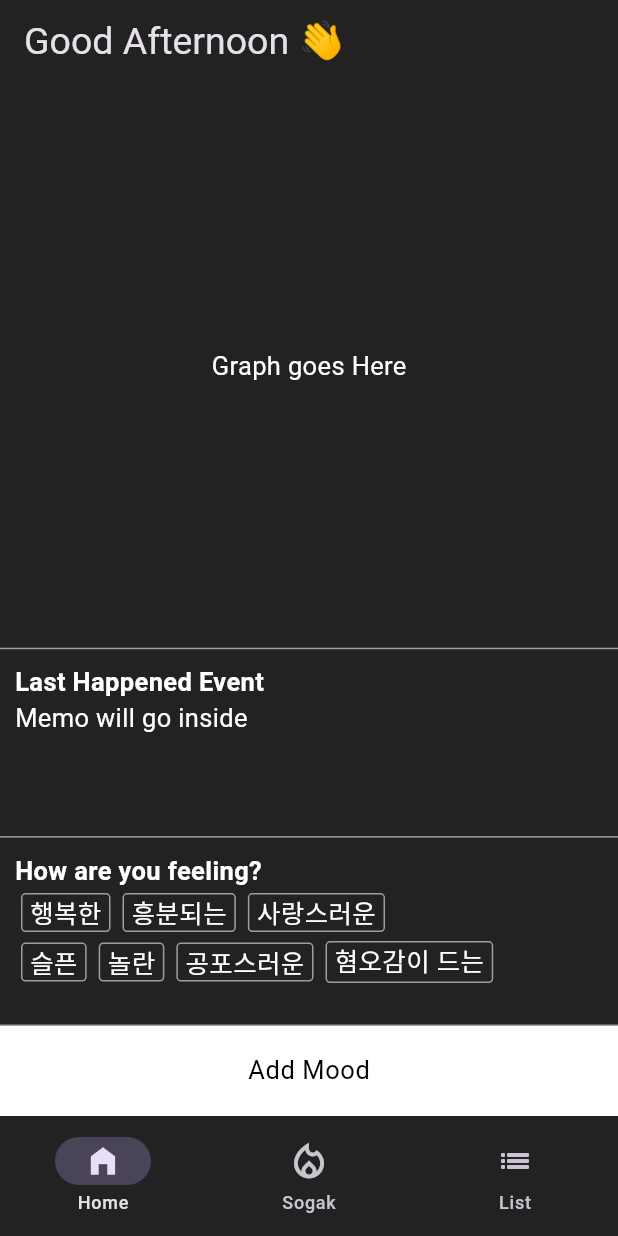
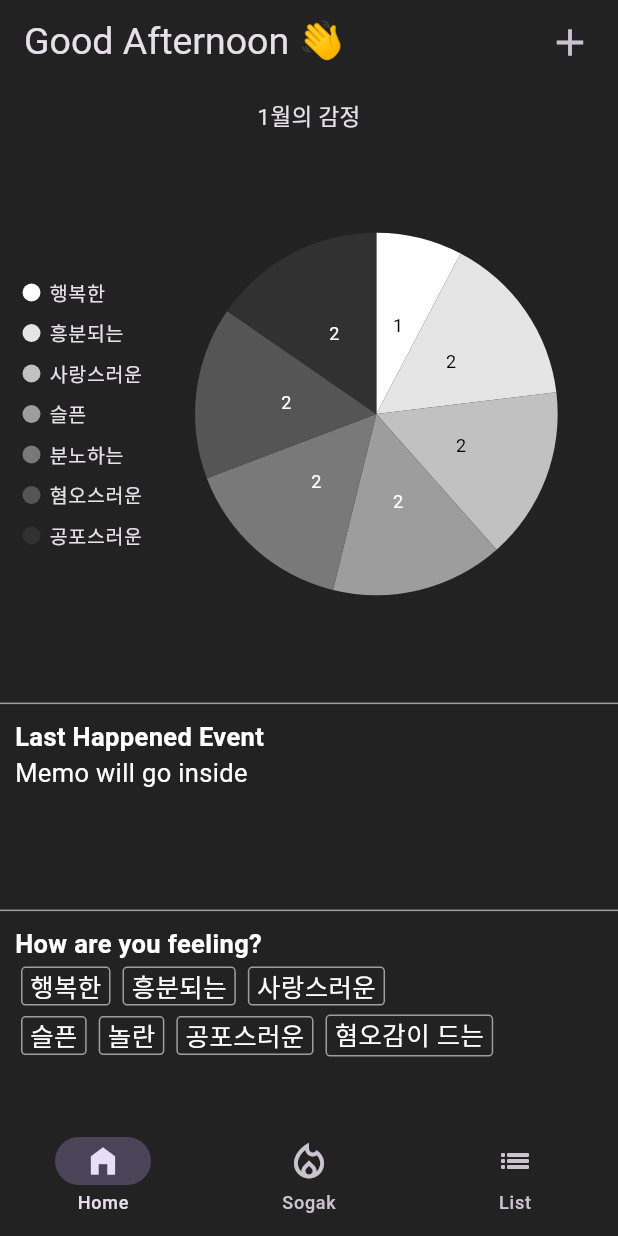
Before and after one commit to DutchVandaline/SOGAK, a Flutter app: the screen it shows after launch, on a phone screen of 412 x 824 dp. Run offline on Flutter 3.47's test engine with Material 3 defaults, Android fonts, the light colour scheme and no system bars; our stand-ins replace syncfusion_flutter_charts.

Commit message:
added chart

```diff
--- a/lib/Screens/HomeScreen.dart
+++ b/lib/Screens/HomeScreen.dart
@@ -2,6 +2,7 @@ import 'package:flutter/material.dart';
 import 'package:sogak/Widgets/HomeScreenUnderWidget.dart';
 import 'package:sogak/Widgets/MoodTagWidget.dart';
 import 'package:sogak/Screens/AddMoodScreen.dart';
+import 'package:sogak/Widgets/ChartWidget.dart';
 
 class HomeScreen extends StatelessWidget {
   const HomeScreen({Key? key}) : super(key: key);
@@ -14,6 +15,20 @@ class HomeScreen extends StatelessWidget {
           "Good Afternoon 👋",
           style: TextStyle(fontSize: 25.0),
         ),
+        actions: [
+          Padding(
+            padding: EdgeInsets.only(right: 8.0),
+            child: IconButton(
+                onPressed: () {
+                  Navigator.push(context,
+                      MaterialPageRoute(builder: (context) => AddMoodScreen()));
+                },
+                icon: Icon(
+                  Icons.add,
+                  size: 30.0,
+                )),
+          )
+        ],
         backgroundColor: Theme.of(context).scaffoldBackgroundColor,
         centerTitle: false,
         leadingWidth: 40.0,
@@ -31,14 +46,9 @@ class HomeScreen extends StatelessWidget {
                 child: Container(
                   height: MediaQuery.of(context).size.height * 0.5,
                   width: MediaQuery.of(context).size.width,
-                  decoration: BoxDecoration(
-                      color: Theme.of(context).cardColor,
-                      border: Border(bottom: BorderSide(color: Colors.grey))),
-                  child: Padding(
-                    padding: EdgeInsets.all(8.0),
-                    child: Center(
-                      child: Text("Graph goes Here"),
-                    ),
+                  color: Theme.of(context).cardColor,
+                  child: Center(
+                    child: ChartWidget(),
                   ),
                 ),
               ),
@@ -56,33 +66,34 @@ class HomeScreen extends StatelessWidget {
                       children: [
                         Row(
                           children: [
-                            MoodTagWidget(inputmood: 0,),
-                            MoodTagWidget(inputmood: 1,),
-                            MoodTagWidget(inputmood: 2,),
+                            MoodTagWidget(
+                              inputmood: 0,
+                            ),
+                            MoodTagWidget(
+                              inputmood: 1,
+                            ),
+                            MoodTagWidget(
+                              inputmood: 2,
+                            ),
                           ],
                         ),
                         Row(
                           children: [
-                            MoodTagWidget(inputmood: 3,),
-                            MoodTagWidget(inputmood: 4,),
-                            MoodTagWidget(inputmood: 5,),
-                            MoodTagWidget(inputmood: 6,),
+                            MoodTagWidget(
+                              inputmood: 3,
+                            ),
+                            MoodTagWidget(
+                              inputmood: 4,
+                            ),
+                            MoodTagWidget(
+                              inputmood: 5,
+                            ),
+                            MoodTagWidget(
+                              inputmood: 6,
+                            ),
                           ],
                         ),
                       ],
-                    )),
-              ),
-              GestureDetector(
-                onTap: () {
-                  Navigator.push(context, MaterialPageRoute(builder: (context) => AddMoodScreen()));
-                },
-                child: Container(
-                    width: MediaQuery.of(context).size.width,
-                    height: 60.0,
-                    color: Colors.white,
-                    child: Center(
-                      child: Text("Add Mood",
-                          style: Theme.of(context).textTheme.bodySmall),
                     )),
               ),
             ],
--- /dev/null
+++ b/lib/Widgets/ChartWidget.dart
@@ -0,0 +1,56 @@
+import 'package:flutter/material.dart';
+import 'package:syncfusion_flutter_charts/charts.dart';
+
+class ChartWidget extends StatefulWidget {
+  @override
+  State<ChartWidget> createState() => _ChartWidgetState();
+}
+
+class _ChartWidgetState extends State<ChartWidget> {
+  @override
+  Widget build(BuildContext context) {
+    return SfCircularChart(
+      title: ChartTitle(text: "1월의 감정", alignment: ChartAlignment.center),
+      legend: Legend(
+        isVisible: true,
+        position: LegendPosition.left,
+        isResponsive: true,
+      ),
+      series: <PieSeries<_PieData, String>>[
+        PieSeries<_PieData, String>(
+            explode: true,
+            explodeIndex: 0,
+            dataSource: [
+              _PieData("행복한", 1),
+              _PieData("흥분되는", 2),
+              _PieData("사랑스러운", 2),
+              _PieData("슬픈", 2),
+              _PieData("분노하는", 2),
+              _PieData("혐오스러운", 2),
+              _PieData("공포스러운", 2),
+            ],
+            xValueMapper: (_PieData data, _) => data.xData,
+            yValueMapper: (_PieData data, _) => data.yData,
+            dataLabelMapper: (_PieData data, _) => data.text,
+            dataLabelSettings: DataLabelSettings(isVisible: true)),
+      ],
+      palette: [
+        Color.fromRGBO(255, 255, 255, 1),
+        Color.fromRGBO(229, 229, 229, 1),
+        Color.fromRGBO(193, 193, 193, 1),
+        Color.fromRGBO(157, 157, 157, 1),
+        Color.fromRGBO(121, 121, 121, 1),
+        Color.fromRGBO(85, 85, 85, 1),
+        Color.fromRGBO(49, 49, 49, 1),
+      ],
+    );
+  }
+}
+
+class _PieData {
+  _PieData(this.xData, this.yData, [this.text]);
+
+  final String xData;
+  final num yData;
+  String? text;
+}
--- a/lib/Widgets/HomeScreenUnderWidget.dart
+++ b/lib/Widgets/HomeScreenUnderWidget.dart
@@ -12,7 +12,7 @@ class HomeScreenUnderWidget extends StatelessWidget {
       width: MediaQuery.of(context).size.width,
       height: MediaQuery.of(context).size.height * 0.3,
       decoration: BoxDecoration(
-          border: Border(bottom: BorderSide(color: Colors.grey))),
+          border: Border(top: BorderSide(color: Colors.grey))),
       child: Padding(
         padding: EdgeInsets.all(10.0),
         child: Column(
--- a/pubspec.yaml
+++ b/pubspec.yaml
@@ -34,6 +34,7 @@ dependencies:
   # The following adds the Cupertino Icons font to your application.
   # Use with the CupertinoIcons class for iOS style icons.
   cupertino_icons: ^1.0.2
+  syncfusion_flutter_charts: ^24.1.47+2
 
 dev_dependencies:
   flutter_test:
```
Also changed, not shown: lib/Screens/AddMoodScreen.dart (+41 -8 lines), pubspec.lock.
